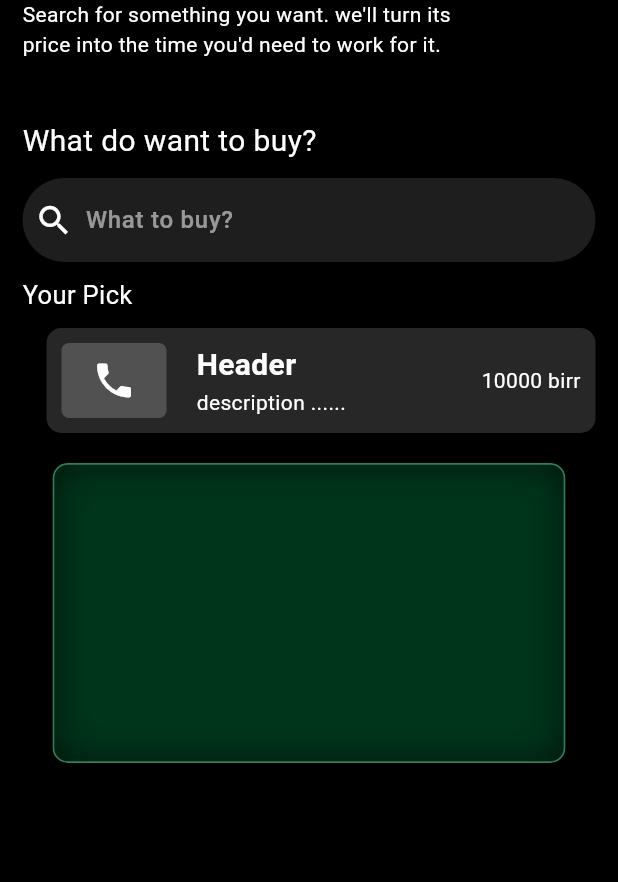
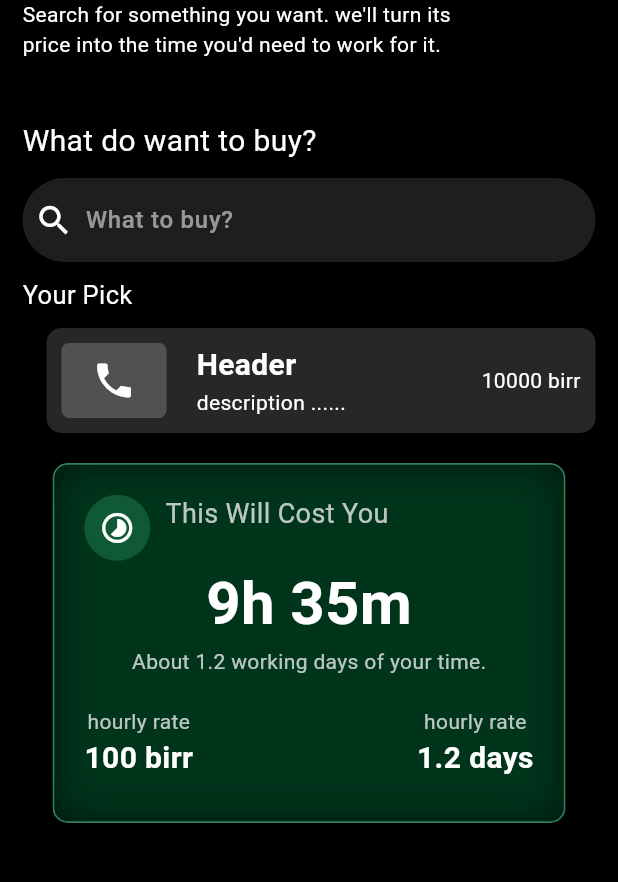
Before and after one commit to Melak-tefera/Should-I-Buy-It-app, a Flutter app: the screen it shows after launch, on a phone screen of 412 x 824 dp, the part 173-1055 px from its top. Run offline on Flutter 3.47's test engine with Material 3 defaults, Android fonts, the phone set to English and light mode, and no system bars.

Commit message:
time diplay with price

```diff
--- a/lib/pages/home_page.dart
+++ b/lib/pages/home_page.dart
@@ -180,7 +180,7 @@ class _HomePageState extends State<HomePage> {
                   filter: ImageFilter.blur(sigmaX: 12, sigmaY: 12),
                   child: Container(
                     width: double.infinity,
-                    height: 200,
+                    height: 240,
                     padding: const EdgeInsets.all(20),
                     decoration: BoxDecoration(
                       borderRadius: BorderRadius.circular(10),
@@ -198,7 +198,93 @@ class _HomePageState extends State<HomePage> {
                       ]
 
                     ),
-                    //child
+                    child:Column(
+                      children: [
+                        Row(
+                          crossAxisAlignment: CrossAxisAlignment.start,
+                          children: [
+                            Container(
+                              margin: EdgeInsets.only(right: 10),
+                              padding: EdgeInsets.all(10),
+                              decoration: BoxDecoration(
+                                color: Color.fromARGB(42, 35, 134, 88).withValues(alpha: 0.45),
+                                borderRadius: BorderRadius.circular(50)
+                              ),
+                              child: Icon(
+                                Icons.timelapse_outlined,
+                                color: Colors.white,
+
+                                ),
+                            ),
+                            Text(
+                              "This Will Cost You",
+                              style: TextStyle(
+                                color: const Color.fromARGB(189, 252, 251, 251),
+                                fontSize: 18
+                              ),
+                              )
+                          ],
+                        ),
+                        Text(
+                          "9h 35m",
+                          style: TextStyle(
+                            color: Colors.white,
+                            fontSize: 40,
+                            fontWeight: FontWeight.bold,
+
+                          ),
+                          ),
+                        Text(
+                          "About 1.2 working days of your time.",
+                          style: TextStyle(
+                            color: Color.fromARGB(189, 252, 251, 251),
+                          ),
+                          ),
+                        // thre is some cutter or ....
+                        SizedBox(height: 20,),
+                        Row(
+                          children: [
+                            Column(
+                              children: [
+                                Text(
+                                  "hourly rate",
+                                  style: TextStyle(
+                                    color: Color.fromARGB(189, 252, 251, 251),
+                          ),
+                                  ),
+                                Text(
+                                  "100 birr",
+                                  style: TextStyle(
+                                    color: Colors.white,
+                                    fontSize: 20,
+                                    fontWeight: FontWeight.bold
+                          ),
+                                  )
+                              ],
+                            ),
+                            Spacer(),
+                            Column(
+                              children: [
+                                Text(
+                                  "hourly rate",
+                                  style: TextStyle(
+                                    color: Color.fromARGB(189, 252, 251, 251),
+                          ),
+                                  ),
+                                Text(
+                                  "1.2 days",
+                                  style: TextStyle(
+                                    color: Colors.white,
+                                    fontSize: 20,
+                                    fontWeight: FontWeight.bold
+                          ),
+                                  )
+                              ],
+                            )
+                          ],
+                        )
+                      ],
+                    )
                   ),
                 ),
 
```
